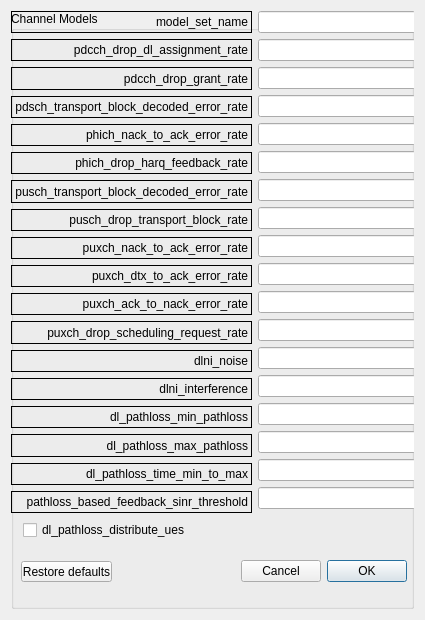
First picture: the form in LTEsimGeneratorGUI/Ui/DataForms/channelmodelform.ui, repository moniss23/junit4, before the edit.
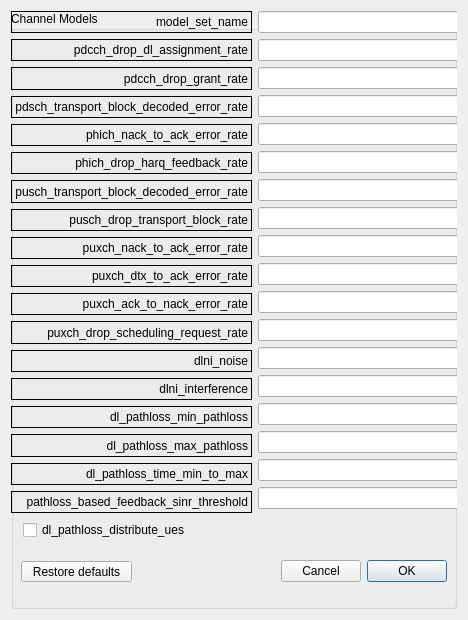
Second picture: the form after the edit.

```diff
--- a/LTEsimGeneratorGUI/Ui/DataForms/channelmodelform.ui
+++ b/LTEsimGeneratorGUI/Ui/DataForms/channelmodelform.ui
@@ -6,7 +6,7 @@
    <rect>
     <x>0</x>
     <y>0</y>
-    <width>425</width>
+    <width>468</width>
     <height>620</height>
    </rect>
   </property>
@@ -35,7 +35,7 @@
      <widget class="QDialogButtonBox" name="buttonBox">
       <property name="geometry">
        <rect>
-        <x>230</x>
+        <x>270</x>
         <y>530</y>
         <width>201</width>
         <height>61</height>
@@ -53,7 +53,7 @@
        <rect>
         <x>10</x>
         <y>550</y>
-        <width>91</width>
+        <width>111</width>
         <height>21</height>
        </rect>
       </property>
@@ -66,7 +66,7 @@
        <rect>
         <x>0</x>
         <y>0</y>
-        <width>405</width>
+        <width>451</width>
         <height>502</height>
        </rect>
       </property>
```
